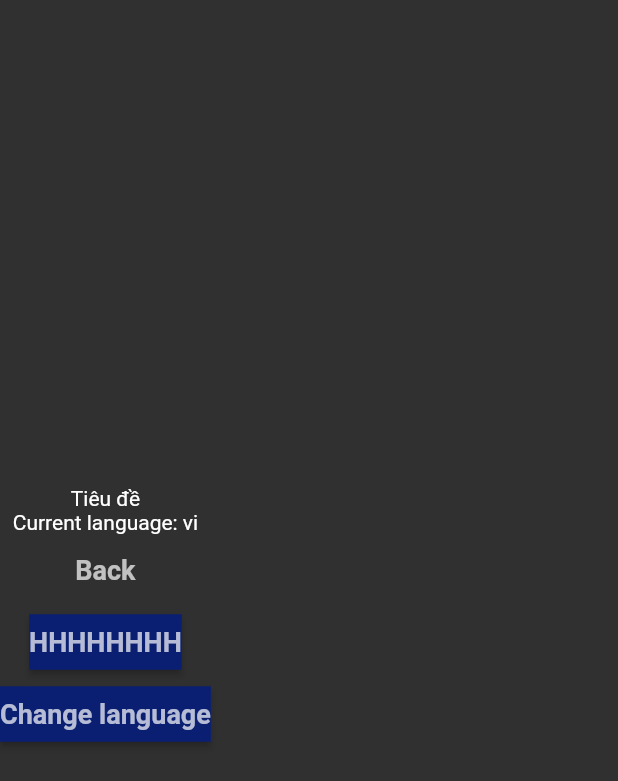
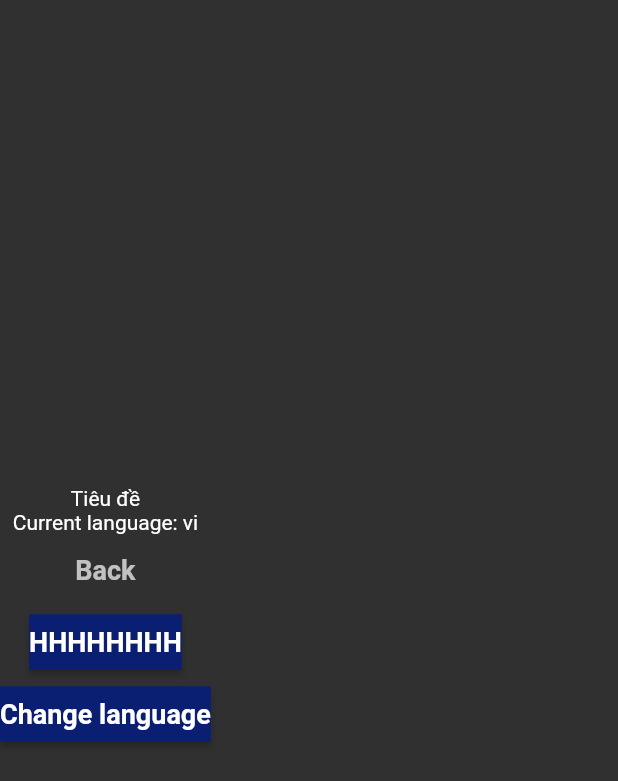
Before and after one commit to sontrandtu/base_provider, a Flutter app: the HomePage screen opened by its route, after a tap on "Back", on a phone screen of 412 x 824 dp. Shown: the top 781 px of the screen. Run offline on Flutter 3.47's test engine with Material 2 defaults, Android fonts, the phone set to English and light mode, and no system bars; our stand-ins replace cached_network_image, dio, dotted_decoration, easy_localization, firebase_core, firebase_messaging and 7 more; missing offline and left inert: flutter_scroll_to_top; accounts and stored records are empty; generated files the repository leaves out were written again; network calls fail; Roboto replaces fonts that are missing (Babylon).

Commit message:
Tai commit

```diff
--- a/lib/application.dart
+++ b/lib/application.dart
@@ -19,7 +19,7 @@ class Application extends StatelessWidget {
           navigatorKey: navigator,
           debugShowCheckedModeBanner: false,
           title: AppConstant.APP_NAME,
-          initialRoute: RoutePath.HOME,
+          initialRoute: RoutePath.INITIAL,
           onGenerateRoute: generateRoute,
           themeMode: value.mode,
           darkTheme: ThemeManager.instance.darkTheme,
--- a/lib/common/core/sys/app_navigator.dart
+++ b/lib/common/core/sys/app_navigator.dart
@@ -20,4 +20,6 @@ class AppNavigator {
   Future<dynamic> pushNamedAndRemoveUntil(String routeName, {dynamic arguments}) async =>
       await Navigator.pushNamedAndRemoveUntil(_context!, routeName, (Route<dynamic> route) => false,
           arguments: arguments);
+
+  void back({dynamic result}) async => Navigator.pop(_context!, result);
 }
--- a/lib/common/core/theme/theme_manager.dart
+++ b/lib/common/core/theme/theme_manager.dart
@@ -54,7 +54,6 @@ class ThemeManager {
   ThemeData darkTheme = ThemeData(
     brightness: Brightness.dark,
     primaryColor: ColorResource.primary,
-    cardColor: Colors.white,
     indicatorColor: ColorResource.primary,
     dividerColor: Colors.blueGrey,
     toggleableActiveColor: ColorResource.primary,
--- a/lib/common/core/theme/theme_view_model.dart
+++ b/lib/common/core/theme/theme_view_model.dart
@@ -1,5 +1,6 @@
 import 'package:achitech_weup/common/core/app_core.dart';
 import 'package:achitech_weup/common/core/sys/base_view_model.dart';
+import 'package:achitech_weup/common/helper/constant.dart';
 import 'package:achitech_weup/common/local_storage/app_storage.dart';
 import 'package:flutter/material.dart';
 import 'package:flutter/services.dart';
@@ -21,7 +22,7 @@ class ThemeViewModel extends BaseViewModel {
     SystemChrome.setSystemUIOverlayStyle(
         SystemUiOverlayStyle(statusBarColor: Colors.transparent, statusBarIconBrightness: getBrightness));
 
-    String saveTheme = isLightMode ? ' light' : 'dark';
+    String saveTheme = isLightMode ? ThemeModeConstant.LIGHT : ThemeModeConstant.DARK;
 
     await HiveStorage.putValue(HiveKey.themeKey, saveTheme);
 
@@ -33,7 +34,9 @@ class ThemeViewModel extends BaseViewModel {
   ThemeMode get getThemeMode => isLightMode ? ThemeMode.dark : ThemeMode.light;
 
   ThemeMode get getInitMode =>
-      HiveStorage.getValue(HiveKey.themeKey, 'light') == 'light' ? ThemeMode.light : ThemeMode.dark;
+      HiveStorage.getValue(HiveKey.themeKey, ThemeModeConstant.LIGHT) == ThemeModeConstant.LIGHT
+          ? ThemeMode.light
+          : ThemeMode.dark;
 
   ThemeData get getThemeData =>
       isLightMode ? ThemeManager.instance.lightTheme : ThemeManager.instance.darkTheme;
--- a/lib/common/core/widget/button/elevated_button_comp.dart
+++ b/lib/common/core/widget/button/elevated_button_comp.dart
@@ -40,7 +40,7 @@ class ElevatedButtonComp extends StatelessWidget {
         child: child ??
             Text(title ?? '',
                 style: style ??
-                    appStyle.textTheme.headline4),
+                    appStyle.textTheme.headline4?.apply(color: Colors.white)),
         style: buttonStyle ??
             ElevatedButton.styleFrom(
               padding: padding ?? const EdgeInsets.symmetric(vertical: 8),
--- a/lib/common/core/widget/text_field_comp.dart
+++ b/lib/common/core/widget/text_field_comp.dart
@@ -140,7 +140,7 @@ class _TextFieldCompState extends State<TextFieldComp> {
   InputDecoration inputDecoration() => InputDecoration(
         errorStyle: appStyle.textTheme.bodyText2?.apply(color: Colors.red),
         filled: true,
-        fillColor: widget.fillColor ?? Colors.white,
+        fillColor: widget.fillColor,
         labelText: widget.label ?? widget.hint,
         labelStyle: widget.labelStyle,
         alignLabelWithHint: true,
--- a/lib/common/helper/constant.dart
+++ b/lib/common/helper/constant.dart
@@ -21,3 +21,8 @@ class LanguageCountryConstant {
   static const String VI = 'VN';
   static const String EN = 'US';
 }
+
+class ThemeModeConstant {
+  static const String DARK = 'dark';
+  static const String LIGHT  = 'light';
+}
--- a/lib/common/helper/key_language.dart
+++ b/lib/common/helper/key_language.dart
@@ -1,3 +1,8 @@
 class KeyLanguage{
   static const String title = 'title';
+  static const String userName = 'userName';
+  static const String password = 'password';
+  static const String login = 'login';
+  static const String askUsername = 'askUsername';
+  static const String registerNow = 'registerNow';
 }
--- a/lib/screen/login/login_page.dart
+++ b/lib/screen/login/login_page.dart
@@ -1,5 +1,7 @@
 import 'package:achitech_weup/common/core/app_core.dart';
 import 'package:achitech_weup/common/core/sys/base_state.dart';
+import 'package:achitech_weup/common/extension/app_extension.dart';
+import 'package:achitech_weup/common/helper/key_language.dart';
 import 'package:achitech_weup/common/resource/app_resource.dart';
 import 'package:achitech_weup/main.dart';
 import 'package:achitech_weup/screen/login/login_view_model.dart';
@@ -19,7 +21,9 @@ class _LoginPageState extends BaseState<LoginPage, LoginViewModel> {
     return Consumer<LoginViewModel>(
       builder: (_, provider, __) => DropKeyboard(
         status: provider.status,
-        child: SingleChildScrollView(
+        child: Stack(
+          children: [
+            SingleChildScrollView(
               padding: const EdgeInsets.symmetric(horizontal: 16.0),
               child: Column(
                 mainAxisAlignment: MainAxisAlignment.center,
@@ -34,20 +38,20 @@ class _LoginPageState extends BaseState<LoginPage, LoginViewModel> {
                   TextFieldComp(
                     editingController: viewModel.userController,
                     onValidator: (s) => viewModel.validator(s, 0),
-                hint: 'Tên tài khoản',
+                    hint: KeyLanguage.userName.tl,
                     isBorder: true,
                   ),
                   const SizedBox(height: 16),
                   TextFieldComp(
                     editingController: viewModel.passwordController,
                     onValidator: (s) => viewModel.validator(s, 1),
-                hint: 'Mật khẩu',
+                    hint: KeyLanguage.password.tl,
                     isInvisiblePassword: true,
                     isBorder: true,
                   ),
                   const SizedBox(height: 32),
                   ElevatedButtonComp(
-                title: 'Đăng nhập',
+                    title: KeyLanguage.login.tl,
                     widthValue: double.infinity,
                     padding: const EdgeInsets.symmetric(vertical: 16),
                     borderRadius: 4,
@@ -57,14 +61,14 @@ class _LoginPageState extends BaseState<LoginPage, LoginViewModel> {
                   Row(
                     mainAxisAlignment: MainAxisAlignment.center,
                     children: [
-                  Text('Bạn chưa có tài khoản?', style: appStyle.textTheme.bodyText1),
+                      Text(  KeyLanguage.askUsername.tl, style: appStyle.textTheme.bodyText1),
                       InkWellComp(
                         onTap: viewModel.register,
                         backgroundColor: Colors.transparent,
                         child: Padding(
                           padding: const EdgeInsets.symmetric(horizontal: 16.0, vertical: 8),
                           child: Text(
-                        'Đăng ký ngay',
+                            KeyLanguage.registerNow.tl,
                             style: appStyle.textTheme.bodyText2?.apply(
                                 decoration: TextDecoration.underline,
                                 fontStyle: FontStyle.italic,
@@ -77,6 +81,9 @@ class _LoginPageState extends BaseState<LoginPage, LoginViewModel> {
                 ],
               ),
             ),
+
+          ],
+        ),
       ),
     );
   }
--- a/lib/screen/splash/splash_view_model.dart
+++ b/lib/screen/splash/splash_view_model.dart
@@ -10,8 +10,8 @@ class SplashViewModel extends BaseViewModel {
 
   @override
   Future<void> initialData() async {
-    // await delay(1000);
-    // setStatus(Status.success);
-    // pushReplacementNamed(RoutePath.login);
+    await delay(1000);
+    setStatus(Status.success);
+    appNavigator.pushReplacementNamed(RoutePath.LOGIN);
   }
 }
```
Also changed, not shown: assets/translations/en.json (+6 -1 lines), assets/translations/vi.json (+6 -1 lines). Lines whose indentation alone changed are shown as unchanged.
